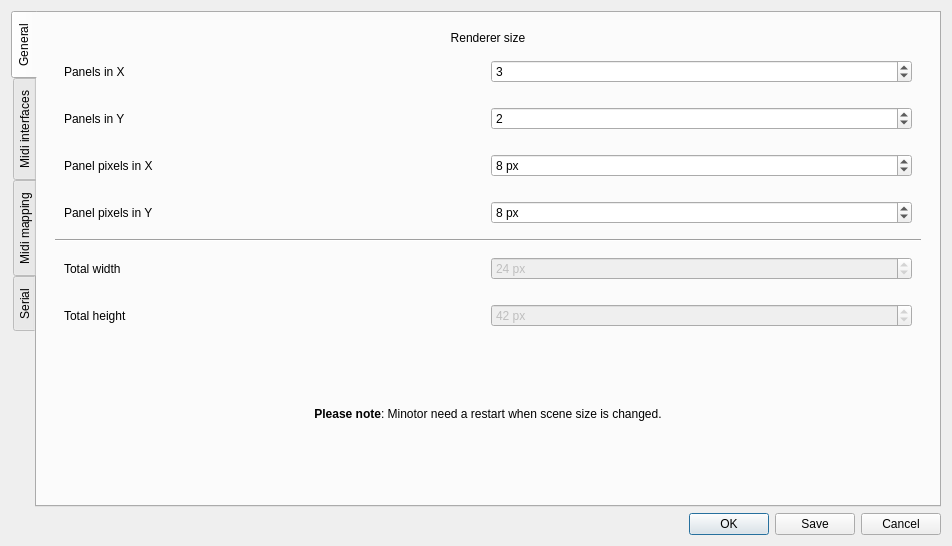
The window that Ui/configdialog.ui (minotor-org/minotor) describes before a commit, drawn with Qt 5.
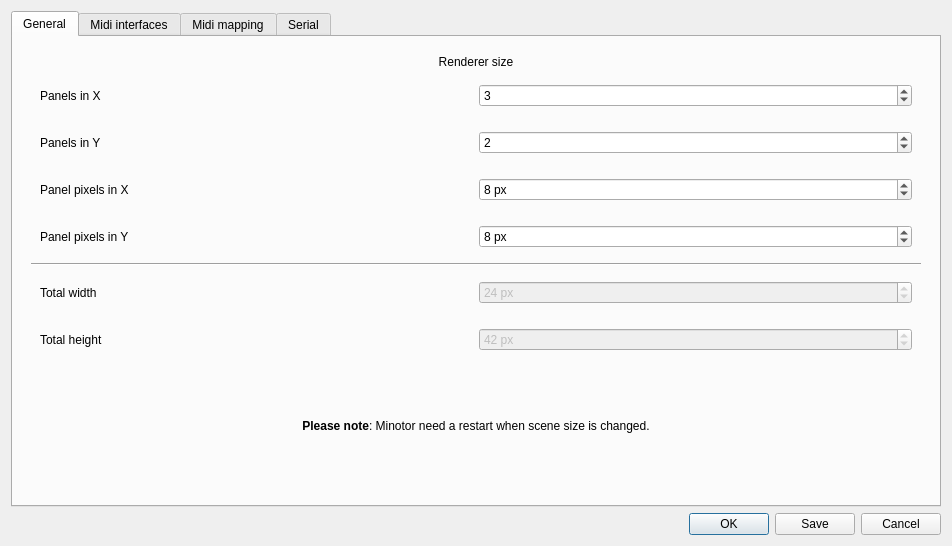
The same window after the commit.

Commit message: Ui: Moved configDialog tabs to north position

```diff
--- a/Ui/configdialog.ui
+++ b/Ui/configdialog.ui
@@ -19,7 +19,7 @@
      <item>
       <widget class="QTabWidget" name="tabWidget">
        <property name="tabPosition">
-        <enum>QTabWidget::West</enum>
+        <enum>QTabWidget::North</enum>
        </property>
        <property name="tabShape">
         <enum>QTabWidget::Rounded</enum>
```
The commit also changes 1 other file.
